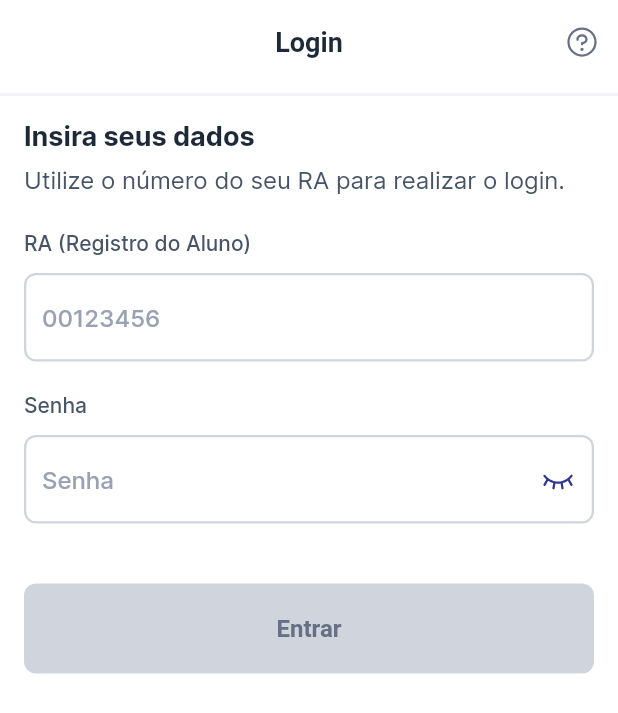
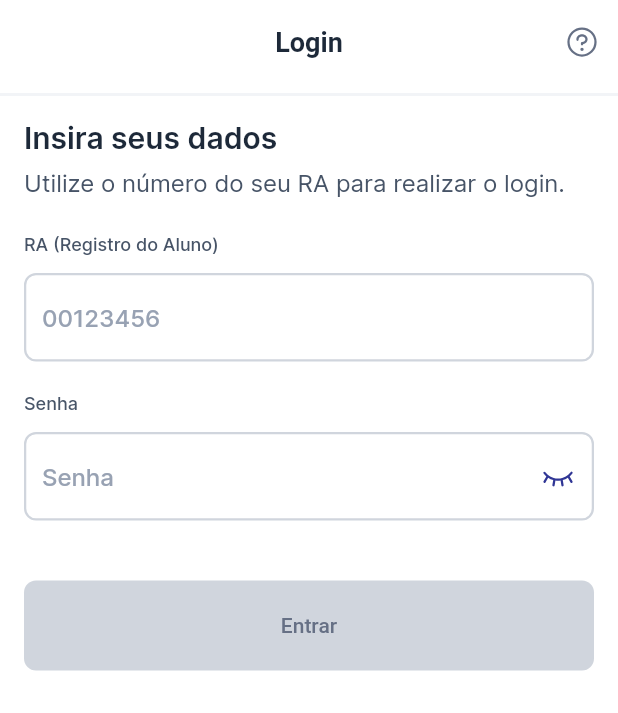
Before and after one commit to bernardoveras/studle, a Flutter app: the screen it shows after launch, on a phone screen of 412 x 824 dp. Shown: the top 713 px of the screen. Run offline on Flutter 3.47's test engine with Material 3 defaults, Android fonts, the phone set to English and light mode, and no system bars; our stand-ins replace equatable, flutter_animate, get_it, go_router, phosphor_flutter, result_dart; missing offline and left inert: validatorless.

Commit message:
style: add typographies and change pages

```diff
--- a/lib/src/core/ui/design_system/design_system.dart
+++ b/lib/src/core/ui/design_system/design_system.dart
@@ -1,5 +1,6 @@
 export 'colors/colors.dart';
 export 'exceptions/exceptions.dart';
 export 'themes/theme.dart';
+export 'typographies/typographies.dart';
 export 'widgets/buttons/butons.dart';
 export 'widgets/default_text_field.dart';
--- /dev/null
+++ b/lib/src/core/ui/design_system/typographies/button/button.dart
@@ -0,0 +1,3 @@
+export 'button_1_typography.dart';
+export 'button_2_typography.dart';
+export 'button_3_typography.dart';
--- /dev/null
+++ b/lib/src/core/ui/design_system/typographies/button/button_2_typography.dart
@@ -0,0 +1,32 @@
+import 'package:flutter/material.dart' show FontWeight, TextStyle;
+
+class Button2Typography extends TextStyle {
+  const Button2Typography({
+    super.inherit = true,
+    super.color,
+    super.backgroundColor,
+    super.fontStyle,
+    super.wordSpacing,
+    super.textBaseline,
+    super.height,
+    super.leadingDistribution,
+    super.locale,
+    super.foreground,
+    super.background,
+    super.shadows,
+    super.fontFeatures,
+    super.fontVariations,
+    super.decoration,
+    super.decorationColor,
+    super.decorationStyle,
+    super.decorationThickness,
+    super.debugLabel,
+    super.fontFamilyFallback,
+    super.package,
+    super.overflow,
+    FontWeight fontWeight = FontWeight.normal,
+  }) : super(
+          fontWeight: fontWeight,
+          fontSize: 14,
+        );
+}
--- /dev/null
+++ b/lib/src/core/ui/design_system/typographies/button/button_3_typography.dart
@@ -0,0 +1,32 @@
+import 'package:flutter/material.dart' show FontWeight, TextStyle;
+
+class Button3Typography extends TextStyle {
+  const Button3Typography({
+    super.inherit = true,
+    super.color,
+    super.backgroundColor,
+    super.fontStyle,
+    super.wordSpacing,
+    super.textBaseline,
+    super.height,
+    super.leadingDistribution,
+    super.locale,
+    super.foreground,
+    super.background,
+    super.shadows,
+    super.fontFeatures,
+    super.fontVariations,
+    super.decoration,
+    super.decorationColor,
+    super.decorationStyle,
+    super.decorationThickness,
+    super.debugLabel,
+    super.fontFamilyFallback,
+    super.package,
+    super.overflow,
+    FontWeight fontWeight = FontWeight.normal,
+  }) : super(
+          fontWeight: fontWeight,
+          fontSize: 12,
+        );
+}
--- /dev/null
+++ b/lib/src/core/ui/design_system/typographies/heading/heading.dart
@@ -0,0 +1,4 @@
+export 'heading_1_typography.dart';
+export 'heading_2_typography.dart';
+export 'heading_3_typography.dart';
+export 'heading_4_typography.dart';
--- /dev/null
+++ b/lib/src/core/ui/design_system/typographies/heading/heading_4_typography.dart
@@ -0,0 +1,32 @@
+import 'package:flutter/material.dart' show FontWeight, TextStyle;
+
+class Heading4Typography extends TextStyle {
+  const Heading4Typography({
+    super.inherit = true,
+    super.color,
+    super.backgroundColor,
+    super.fontStyle,
+    super.wordSpacing,
+    super.textBaseline,
+    super.height,
+    super.leadingDistribution,
+    super.locale,
+    super.foreground,
+    super.background,
+    super.shadows,
+    super.fontFeatures,
+    super.fontVariations,
+    super.decoration,
+    super.decorationColor,
+    super.decorationStyle,
+    super.decorationThickness,
+    super.debugLabel,
+    super.fontFamilyFallback,
+    super.package,
+    super.overflow,
+    FontWeight fontWeight = FontWeight.normal,
+  }) : super(
+          fontWeight: fontWeight,
+          fontSize: 20,
+        );
+}
--- /dev/null
+++ b/lib/src/core/ui/design_system/typographies/text/text.dart
@@ -0,0 +1,3 @@
+export 'text_1_typography.dart';
+export 'text_2_typography.dart';
+export 'text_3_typography.dart';
--- /dev/null
+++ b/lib/src/core/ui/design_system/typographies/text/text_2_typography.dart
@@ -0,0 +1,32 @@
+import 'package:flutter/material.dart' show FontWeight, TextStyle;
+
+class Text2Typography extends TextStyle {
+  const Text2Typography({
+    super.inherit = true,
+    super.color,
+    super.backgroundColor,
+    super.fontStyle,
+    super.wordSpacing,
+    super.textBaseline,
+    super.height,
+    super.leadingDistribution,
+    super.locale,
+    super.foreground,
+    super.background,
+    super.shadows,
+    super.fontFeatures,
+    super.fontVariations,
+    super.decoration,
+    super.decorationColor,
+    super.decorationStyle,
+    super.decorationThickness,
+    super.debugLabel,
+    super.fontFamilyFallback,
+    super.package,
+    super.overflow,
+    FontWeight fontWeight = FontWeight.normal,
+  }) : super(
+          fontWeight: fontWeight,
+          fontSize: 16,
+        );
+}
--- /dev/null
+++ b/lib/src/core/ui/design_system/typographies/typographies.dart
@@ -0,0 +1,3 @@
+export 'button/button.dart';
+export 'heading/heading.dart';
+export 'text/text.dart';
--- a/lib/src/core/ui/design_system/widgets/buttons/solid_button_widget.dart
+++ b/lib/src/core/ui/design_system/widgets/buttons/solid_button_widget.dart
@@ -260,9 +260,8 @@ class SolidButton extends StatelessWidget {
             return foregroundColor;
           }),
           textStyle: const MaterialStatePropertyAll(
-            TextStyle(
-              fontWeight: FontWeight.w600,
-              fontSize: 16,
+            Button2Typography(
+              fontWeight: FontWeight.w500,
             ),
           ),
         ),
@@ -286,7 +285,9 @@ class SolidButton extends StatelessWidget {
                       label,
                       maxLines: 2,
                       overflow: TextOverflow.ellipsis,
-                      style: const TextStyle(),
+                      style: const Button2Typography(
+                        fontWeight: FontWeight.w500,
+                      ),
                     ),
                   ),
                 ],
--- a/lib/src/core/ui/design_system/widgets/default_text_field.dart
+++ b/lib/src/core/ui/design_system/widgets/default_text_field.dart
@@ -773,8 +773,7 @@ class _DefaultTextFieldState extends State<DefaultTextField> {
         if (widget.label != null) ...{
           Text(
             widget.label!,
-            style: TextStyle(
-              fontSize: 14,
+            style: Button3Typography(
               fontWeight: FontWeight.w500,
               color: MonoChromaticColors.dark.v300,
             ),
@@ -809,10 +808,9 @@ class _DefaultTextFieldState extends State<DefaultTextField> {
               readOnly: widget.readOnly,
               maxLines: widget.maxLines,
               textAlignVertical: widget.textAlignVertical,
-              style: TextStyle(
+              style: Text2Typography(
                 color: MonoChromaticColors.dark,
                 fontWeight: FontWeight.w500,
-                fontSize: 16,
               ),
               decoration: InputDecoration(
                 filled: true,
@@ -853,10 +851,13 @@ class _DefaultTextFieldState extends State<DefaultTextField> {
                             ),
                           )
                         : widget.suffixIcon,
-                errorStyle:
-                    widget.errorText == '' ? const TextStyle(height: 0) : null,
-                hintStyle: TextStyle(
-                  fontSize: 16,
+                errorStyle: widget.errorText == ''
+                    ? const Button3Typography(
+                        height: 0,
+                      )
+                    : null,
+                hintStyle: Text2Typography(
+                  fontWeight: FontWeight.w500,
                   color: MonoChromaticColors.dark.v100,
                 ),
                 border: OutlineInputBorder(
--- a/lib/src/modules/authentication/ui/pages/login_page.dart
+++ b/lib/src/modules/authentication/ui/pages/login_page.dart
@@ -88,17 +88,15 @@ class _LoginPageState extends State<LoginPage> {
                   children: [
                     Text(
                       'Insira seus dados',
-                      style: TextStyle(
-                        fontSize: 18,
-                        fontWeight: FontWeight.bold,
+                      style: Heading4Typography(
+                        fontWeight: FontWeight.w600,
                         color: MonoChromaticColors.dark,
                       ),
                     ),
                     const SizedBox(height: 8),
                     Text(
                       'Utilize o número do seu RA para realizar o login.',
-                      style: TextStyle(
-                        fontSize: 16,
+                      style: Text2Typography(
                         color: MonoChromaticColors.dark.v300,
                       ),
                     ),
--- a/lib/src/modules/campaigns/ui/pages/campaign_page.dart
+++ b/lib/src/modules/campaigns/ui/pages/campaign_page.dart
@@ -74,8 +74,7 @@ class CampaignPage extends StatelessWidget {
                     ],
                     child: Text(
                       parameters.title,
-                      style: TextStyle(
-                        fontSize: 20,
+                      style: Heading3Typography(
                         fontWeight: FontWeight.bold,
                         color: MonoChromaticColors.dark,
                       ),
@@ -98,8 +97,7 @@ class CampaignPage extends StatelessWidget {
                     ],
                     child: Text(
                       parameters.description,
-                      style: TextStyle(
-                        fontSize: 16,
+                      style: Text2Typography(
                         color: MonoChromaticColors.dark.v300,
                       ),
                     ),
```
Also changed, not shown: lib/src/core/ui/design_system/typographies/button/button_1_typography.dart (added, +32 -0 lines), lib/src/core/ui/design_system/typographies/heading/heading_1_typography.dart (added, +32 -0 lines), lib/src/core/ui/design_system/typographies/heading/heading_2_typography.dart (added, +32 -0 lines), lib/src/core/ui/design_system/typographies/heading/heading_3_typography.dart (added, +32 -0 lines), lib/src/core/ui/design_system/typographies/text/text_1_typography.dart (added, +32 -0 lines), lib/src/core/ui/design_system/typographies/text/text_3_typography.dart (added, +32 -0 lines).
